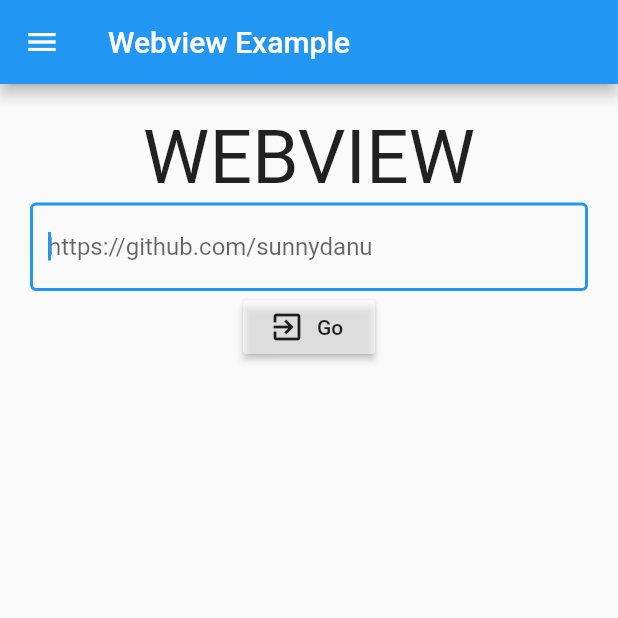
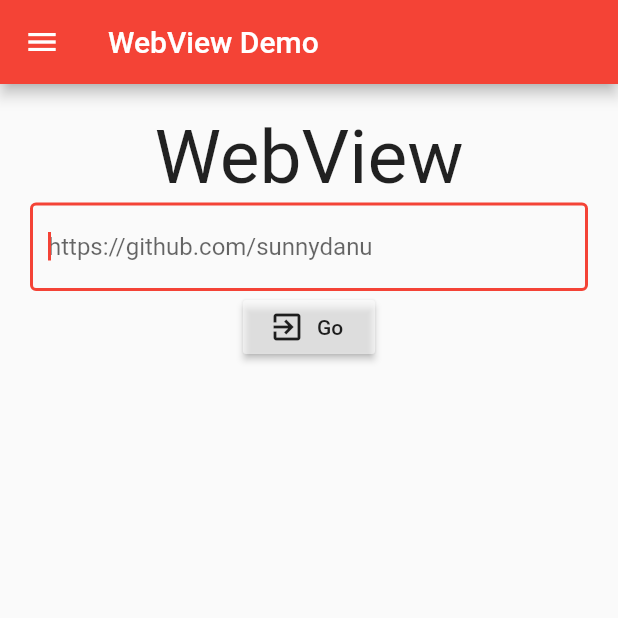
Before and after one commit to sunnydanu/flutter-webview-demo, a Flutter app: the screen it shows after launch, on a phone screen of 412 x 824 dp, the top half of it. Run offline on Flutter 3.47's test engine with Material 2 defaults, Android fonts, the phone set to English and light mode, and no system bars; missing offline and left inert: flutter_webview_plugin.

Commit message:
minor update

```diff
--- a/lib/main.dart
+++ b/lib/main.dart
@@ -8,9 +8,9 @@ class MyApp extends StatelessWidget {
   @override
   Widget build(BuildContext context) {
     return MaterialApp(
-      title: 'Webview Example',
+      title: 'Quick WebView demo',
       theme: ThemeData(
-        primarySwatch: Colors.blue,
+        primarySwatch: Colors.red,
       ),
       home: Home(),
     );
@@ -47,7 +47,7 @@ class _HomeState extends State<Home> {
             onPressed: (){
               Navigator.of(context).pop();
             },
-            color: Colors.blue[300],
+            color: Colors.red[300],
           )
         ],
       ),
@@ -66,13 +66,13 @@ class _HomeState extends State<Home> {
     return Scaffold(
       key: _scaffoldKey,
       appBar: AppBar(
-        title: Text('Webview Example'),
+        title: Text('WebView Demo'),
       ),
       drawer: _createDrawer(),
       body: ListView(
         padding: EdgeInsets.all(20.0),
         children: <Widget>[
-          Center(child: Text("WEBVIEW", style: TextStyle(fontSize: 50.0),)),
+          Center(child: Text("WebView", style: TextStyle(fontSize: 50.0),)),
           TextField(
             autofocus: true,
             controller: myController,
@@ -105,7 +105,7 @@ class _HomeState extends State<Home> {
     });
 
     Navigator.of(context).push(MaterialPageRoute(
-      builder: (context) => buildWebView(context, "Webview Example", false)
+      builder: (context) => buildWebView(context, "WebView Example", false)
     ));
   }
 
@@ -125,7 +125,6 @@ class _HomeState extends State<Home> {
       child: ListView(
         children: <Widget>[
           DrawerHeader(
-            child: Image.network("https://avatars2.githubusercontent.com/u/37338847?s=460&v=4", fit: BoxFit.cover,),
             padding: EdgeInsets.all(0.0),
             decoration: BoxDecoration(
               color: Colors.blue,
@@ -138,7 +137,7 @@ class _HomeState extends State<Home> {
             leading: Icon(Icons.open_in_new),
             onTap: () {
               setState(() {
-                url = 'https://github.com/pravodev';
+                url = 'https://github.com/sunnydanu';
               });
               Navigator.of(context).push(MaterialPageRoute(
                 builder: (context) => buildWebView(context, "My Github", true)
```
Also changed, not shown: 1 other file.
